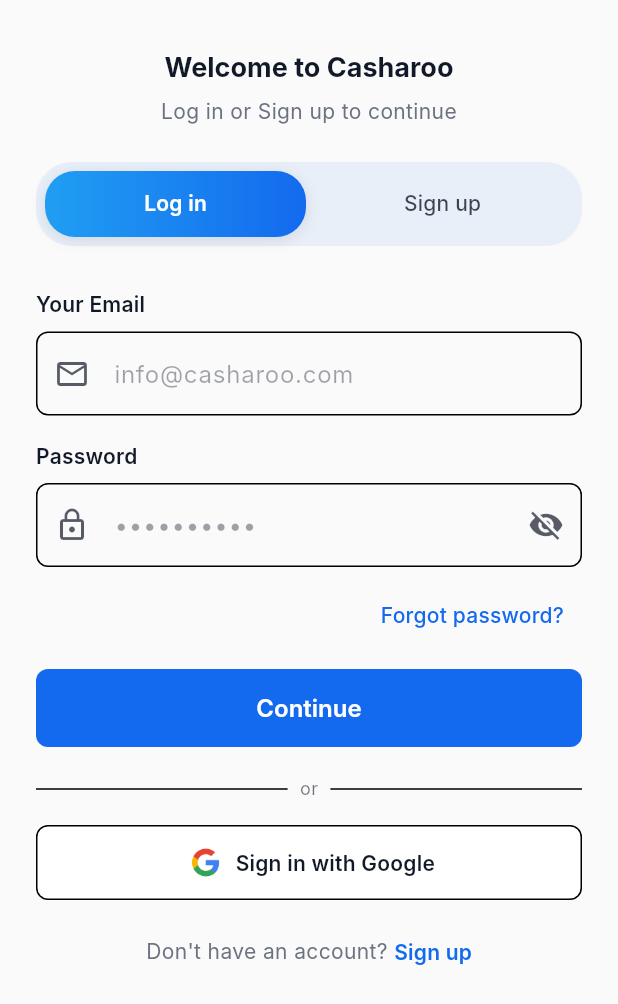
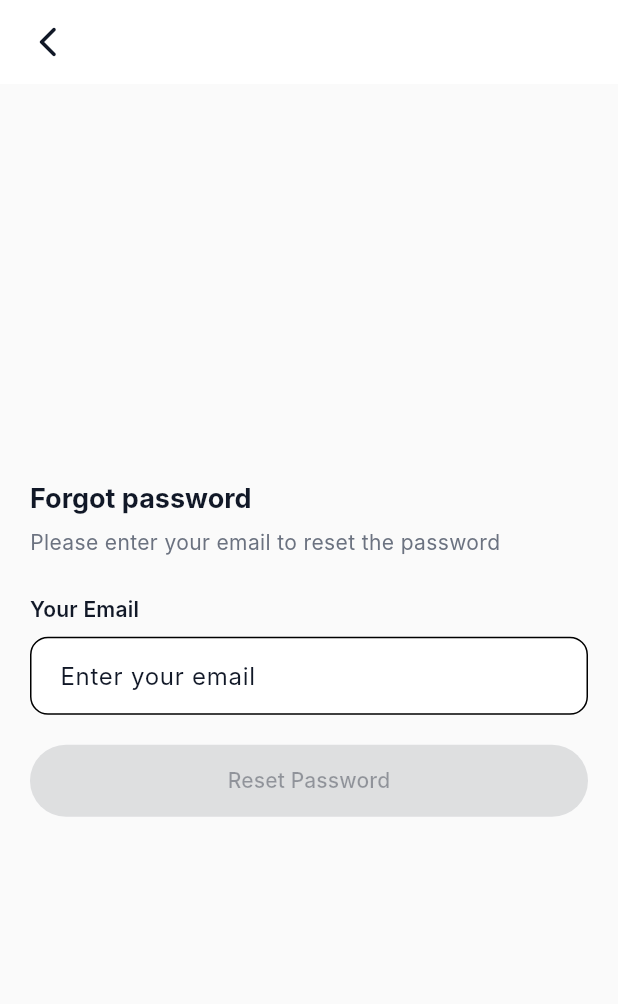
Before and after one commit to FarhanTahmid/Casharoo-Application, a Flutter app: the screen it shows after launch, after a tap on "Forgot password?", on a phone screen of 412 x 824 dp. Shown: the top 1004 px of the screen. Run offline on Flutter 3.47's test engine with Material 3 defaults, Android fonts, the phone set to English and light mode, and no system bars; our stand-ins replace flutter_dotenv, flutter_secure_storage, fluttertoast; Roboto replaces fonts that are missing (Inter).

Commit message:
Implemented the Forgot password email page

```diff
--- /dev/null
+++ b/lib/screens/user_auth/forgot_password_email_page.dart
@@ -0,0 +1,203 @@
+import 'dart:convert';
+
+import 'package:casharoo/backend_config.dart';
+import 'package:casharoo/toast_builder.dart';
+import 'package:flutter/material.dart';
+import 'package:flutter/services.dart';
+import 'package:http/http.dart' as http;
+
+class ForgotPasswordEmailPage extends StatefulWidget {
+  const ForgotPasswordEmailPage({super.key});
+  @override
+  State<ForgotPasswordEmailPage> createState() =>
+      _ForgotPasswordEmailPageState();
+}
+
+class _ForgotPasswordEmailPageState extends State<ForgotPasswordEmailPage> {
+  static const double _maxContentWidth = 440;
+  final _formKey = GlobalKey<FormState>();
+  final _emailController = TextEditingController();
+  bool _isLoading = false;
+
+  @override
+  void dispose() {
+    _emailController.dispose();
+    super.dispose();
+  }
+
+  Future<(bool, String)> _sendResetEmail(String email) async {
+    await Future.delayed(const Duration(milliseconds: 900));
+    final Uri uri = BackendConfig.endpoint(
+      'app_users/forgot-password/send-verification-code/',
+    );
+
+    debugPrint("Sending email to :$email with URI $uri");
+
+    final body = jsonEncode({'email': email});
+
+    try {
+      final response = await http
+          .post(
+            uri,
+            headers: const {
+              'Content-Type': 'application/json',
+              'Accept': 'application/json',
+            },
+            body: body,
+          )
+          .timeout(const Duration(seconds: 15));
+
+      final data = jsonDecode(response.body) as Map<String, dynamic>;
+      if (response.statusCode == 200) {
+        String message = data['message'];
+        return (true, message);
+      } else {
+        String message = data['error'];
+        return (false, message);
+      }
+    } catch (e) {
+      debugPrint("Error during sending email: $e");
+      return (false, "Something went wrong! Please try again later");
+    }
+  }
+
+  Future<void> _handleSubmit() async {
+    if (!_formKey.currentState!.validate()) return;
+    setState(() => _isLoading = true);
+    final email = _emailController.text.trim();
+
+    final result = await _sendResetEmail(email);
+    if (!mounted) return;
+    setState(() => _isLoading = false);
+
+    if (result.$1) {
+      // Navigator.of(context).push(
+      //   MaterialPageRoute(builder: (_) => ForgotPasswordCodePage(email: email)),
+      // );
+      AppToast.show(context, message: result.$2, type: AppToastType.success);
+    } else {
+      AppToast.show(context, message: result.$2, type: AppToastType.error);
+    }
+  }
+
+  @override
+  Widget build(BuildContext context) {
+    final theme = Theme.of(context);
+    final cs = theme.colorScheme;
+    final tt = theme.textTheme;
+
+    return Scaffold(
+      backgroundColor: theme.scaffoldBackgroundColor,
+      appBar: AppBar(
+        leading: Padding(
+          padding: const EdgeInsets.only(left: 8),
+          child: IconButton(
+            onPressed: () => Navigator.of(context).maybePop(),
+            style: IconButton.styleFrom(
+              backgroundColor: cs.surface,
+              shape: const CircleBorder(),
+            ),
+            icon: const Icon(Icons.arrow_back_ios_new_rounded),
+          ),
+        ),
+        title: const SizedBox.shrink(),
+        backgroundColor: cs.surface,
+        elevation: 0,
+      ),
+      body: LayoutBuilder(
+        builder: (_, __) => Center(
+          child: ConstrainedBox(
+            constraints: const BoxConstraints(maxWidth: _maxContentWidth),
+            child: SingleChildScrollView(
+              padding: const EdgeInsets.fromLTRB(20, 8, 20, 24),
+              child: Form(
+                key: _formKey,
+                child: Column(
+                  crossAxisAlignment: CrossAxisAlignment.start,
+                  children: [
+                    Text(
+                      'Forgot password',
+                      style: tt.headlineSmall?.copyWith(
+                        fontWeight: FontWeight.w700,
+                      ),
+                    ),
+                    const SizedBox(height: 8),
+                    Text(
+                      'Please enter your email to reset the password',
+                      style: tt.bodyMedium,
+                    ),
+                    const SizedBox(height: 24),
+
+                    Text(
+                      'Your Email',
+                      style: tt.titleMedium?.copyWith(
+                        fontWeight: FontWeight.w600,
+                      ),
+                    ),
+                    const SizedBox(height: 8),
+                    TextFormField(
+                      controller: _emailController,
+                      keyboardType: TextInputType.emailAddress,
+                      autofillHints: const [AutofillHints.email],
+                      decoration: InputDecoration(
+                        hintText: 'Enter your email',
+                        filled: true,
+                        fillColor: cs.surface,
+                        border: OutlineInputBorder(
+                          borderRadius: BorderRadius.circular(12),
+                        ),
+                        enabledBorder: OutlineInputBorder(
+                          borderRadius: BorderRadius.circular(12),
+                          borderSide: BorderSide(color: theme.dividerColor),
+                        ),
+                        focusedBorder: OutlineInputBorder(
+                          borderRadius: BorderRadius.circular(12),
+                          borderSide: BorderSide(color: cs.primary, width: 1.6),
+                        ),
+                        contentPadding: const EdgeInsets.symmetric(
+                          horizontal: 16,
+                          vertical: 14,
+                        ),
+                      ),
+                      validator: (v) {
+                        final s = (v ?? '').trim();
+                        final re = RegExp(r'^[\w\.\-]+@[\w\.\-]+\.\w{2,}$');
+                        if (s.isEmpty) return 'Email is required';
+                        if (!re.hasMatch(s)) return 'Enter a valid email';
+                        return null;
+                      },
+                      onChanged: (_) => setState(() {}),
+                      onFieldSubmitted: (_) => _handleSubmit(),
+                    ),
+                    const SizedBox(height: 20),
+
+                    SizedBox(
+                      width: double.infinity,
+                      height: 48,
+                      child: FilledButton(
+                        onPressed:
+                            _isLoading ||
+                                !(_formKey.currentState?.validate() ?? false)
+                            ? null
+                            : _handleSubmit,
+                        child: _isLoading
+                            ? const SizedBox(
+                                height: 22,
+                                width: 22,
+                                child: CircularProgressIndicator(
+                                  strokeWidth: 2.4,
+                                ),
+                              )
+                            : const Text('Reset Password'),
+                      ),
+                    ),
+                  ],
+                ),
+              ),
+            ),
+          ),
+        ),
+      ),
+    );
+  }
+}
--- a/lib/screens/user_auth/login_signup_page.dart
+++ b/lib/screens/user_auth/login_signup_page.dart
@@ -11,6 +11,7 @@
 import 'package:casharoo/backend_config.dart';
 import 'package:casharoo/helpers.dart';
 import 'package:casharoo/auth.dart';
+import 'package:casharoo/screens/user_auth/forgot_password_email_page.dart';
 
 class LoginPage extends StatefulWidget {
   const LoginPage({super.key});
@@ -108,7 +109,7 @@
         'email': _emailController.text.trim(),
         'password': _passwordController.text,
       });
-      try{
+      try {
         final response = await http
             .post(
               uri,
@@ -120,14 +121,20 @@
             )
             .timeout(const Duration(seconds: 15));
 
-        if(response.statusCode==200){
-
+        if (response.statusCode == 200) {
           final data = jsonDecode(response.body) as Map<String, dynamic>;
 
-          await AuthService.storeTokens(data['tokens']['access'], data['tokens']['refresh']);
+          await AuthService.storeTokens(
+            data['tokens']['access'],
+            data['tokens']['refresh'],
+          );
           await AuthService.storeUserId(data['user']['id'].toString());
 
-          AppToast.show(context, message: data['message'] ?? 'Login successful', type: AppToastType.success);
+          AppToast.show(
+            context,
+            message: data['message'] ?? 'Login successful',
+            type: AppToastType.success,
+          );
 
           // TODO: Navigate to home screen or onboarding page depending on user state
           _navigateToPage(const PlaceholderPage(title: "Home Page"));
@@ -138,26 +145,35 @@
             _isLoading = false;
             _errorMessage = null;
           });
-        }else{
+        } else {
           setState(() {
             _isLoading = false;
             _errorMessage = 'Invalid email or password';
           });
-          _errorMessage = HelperFunctions.extractDjangoError(response.body) ?? 'Invalid email or password';
+          _errorMessage =
+              HelperFunctions.extractDjangoError(response.body) ??
+              'Invalid email or password';
           if (!mounted) return;
-          await AppToast.show(context, message: _errorMessage!, type: AppToastType.error);
+          await AppToast.show(
+            context,
+            message: _errorMessage!,
+            type: AppToastType.error,
+          );
         }
-      }catch (e) {
+      } catch (e) {
         debugPrint("Error during login: $e");
         if (!mounted) return;
         setState(() {
           _isLoading = false;
           _errorMessage = 'An unexpected error occurred! Please try again.';
         });
-        await AppToast.show(context, message: _errorMessage!, type: AppToastType.error);
+        await AppToast.show(
+          context,
+          message: _errorMessage!,
+          type: AppToastType.error,
+        );
         return;
       }
-
     }
   }
 
@@ -169,7 +185,10 @@
   }
 
   void _handleForgotPassword() {
-    debugPrint("Forgot password tapped");
+    Navigator.push(
+      context,
+      MaterialPageRoute(builder: (context)=>ForgotPasswordEmailPage())
+    );
   }
 
   String? _validateStrongPassword(String? value) {
@@ -278,7 +297,6 @@
 
   void _handleSignUp() {
     _tabController.animateTo(1);
-
   }
 
   @override
```
Lines whose indentation alone changed are shown as unchanged.
